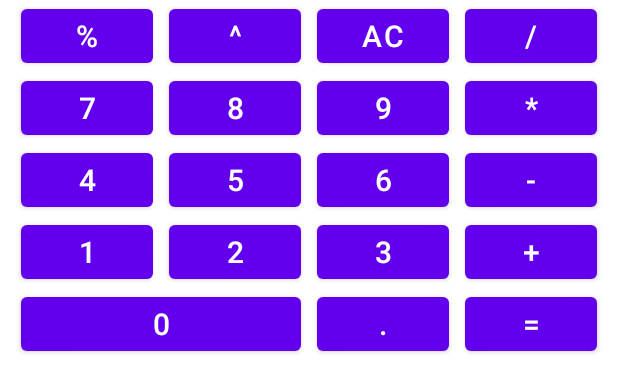
After one commit to VolokhinAlex/Android-Calculator, an Android app: the layout activity_keyboard_old_version.xml on its own in the app's theme, with its tools: preview values and no code run, on a phone screen of 412 x 824 dp. The commit adds this screen. Shown: the top 392 px of the screen. Run offline under Robolectric (Android 15) with nearby library versions, the light colour scheme and no system bars.

Commit message:
Кнопки были переделаны под компановщик Constraint Layout. Старая версия была венесена в файла activity_keyboard_old_version.xml Размеры текста и отступы между кнопками были вынесены в ресурсы в отдельные переменные.

```diff
--- /dev/null
+++ b/app/src/main/res/layout/activity_keyboard_old_version.xml
@@ -0,0 +1,213 @@
+<?xml version="1.0" encoding="utf-8"?>
+<TableLayout xmlns:android="http://schemas.android.com/apk/res/android"
+    android:layout_width="match_parent"
+    android:layout_height="match_parent"
+    android:orientation="horizontal">
+
+    <TableRow
+        android:layout_width="match_parent"
+        android:layout_height="match_parent"
+        android:gravity="center">
+
+        <Button
+            android:id="@+id/button_percent"
+            android:layout_width="wrap_content"
+            android:layout_height="wrap_content"
+            android:layout_marginStart="5dp"
+            android:layout_marginEnd="5dp"
+            android:text="@string/button_percent"
+            android:textSize="20sp" />
+
+        <Button
+            android:id="@+id/button_delete"
+            android:layout_width="wrap_content"
+            android:layout_height="wrap_content"
+            android:layout_marginStart="5dp"
+            android:layout_marginEnd="5dp"
+            android:text="@string/button_delete"
+            android:textSize="20sp" />
+
+        <Button
+            android:id="@+id/button_clear"
+            android:layout_width="wrap_content"
+            android:layout_height="wrap_content"
+            android:layout_marginStart="5dp"
+            android:layout_marginEnd="5dp"
+            android:text="@string/button_clear"
+            android:textSize="20sp" />
+
+        <Button
+            android:id="@+id/button_division"
+            android:layout_width="wrap_content"
+            android:layout_height="wrap_content"
+            android:layout_marginStart="5dp"
+            android:layout_marginEnd="5dp"
+            android:text="@string/button_division"
+            android:textSize="20sp" />
+
+    </TableRow>
+
+    <TableRow
+        android:layout_width="match_parent"
+        android:layout_height="match_parent"
+        android:gravity="center">
+
+        <Button
+            android:id="@+id/button_seven"
+            android:layout_width="wrap_content"
+            android:layout_height="wrap_content"
+            android:layout_marginStart="5dp"
+            android:layout_marginEnd="5dp"
+            android:text="@string/button_seven"
+            android:textSize="20sp" />
+
+        <Button
+            android:id="@+id/button_eight"
+            android:layout_width="wrap_content"
+            android:layout_height="wrap_content"
+            android:layout_marginStart="5dp"
+            android:layout_marginEnd="5dp"
+            android:text="@string/button_eight"
+            android:textSize="20sp" />
+
+        <Button
+            android:id="@+id/button_nine"
+            android:layout_width="wrap_content"
+            android:layout_height="wrap_content"
+            android:layout_marginStart="5dp"
+            android:layout_marginEnd="5dp"
+            android:text="@string/button_nine"
+            android:textSize="20sp" />
+
+        <Button
+            android:id="@+id/button_multiplication"
+            android:layout_width="wrap_content"
+            android:layout_height="wrap_content"
+            android:layout_marginStart="5dp"
+            android:layout_marginEnd="5dp"
+            android:text="@string/button_multiplication"
+            android:textSize="20sp" />
+
+    </TableRow>
+
+    <TableRow
+        android:layout_width="match_parent"
+        android:layout_height="match_parent"
+        android:gravity="center">
+
+        <Button
+            android:id="@+id/button_four"
+            android:layout_width="wrap_content"
+            android:layout_height="wrap_content"
+            android:layout_marginStart="5dp"
+            android:layout_marginEnd="5dp"
+            android:text="@string/button_four"
+            android:textSize="20sp" />
+
+        <Button
+            android:id="@+id/button_five"
+            android:layout_width="wrap_content"
+            android:layout_height="wrap_content"
+            android:layout_marginStart="5dp"
+            android:layout_marginEnd="5dp"
+            android:text="@string/button_five"
+            android:textSize="20sp" />
+
+        <Button
+            android:id="@+id/button_six"
+            android:layout_width="wrap_content"
+            android:layout_height="wrap_content"
+            android:layout_marginStart="5dp"
+            android:layout_marginEnd="5dp"
+            android:text="@string/button_six"
+            android:textSize="20sp" />
+
+        <Button
+            android:id="@+id/button_minus"
+            android:layout_width="wrap_content"
+            android:layout_height="wrap_content"
+            android:layout_marginStart="5dp"
+            android:layout_marginEnd="5dp"
+            android:text="@string/button_minus"
+            android:textSize="20sp" />
+
+    </TableRow>
+
+    <TableRow
+        android:layout_width="match_parent"
+        android:layout_height="match_parent"
+        android:gravity="center">
+
+        <Button
+            android:id="@+id/button_one"
+            android:layout_width="wrap_content"
+            android:layout_height="wrap_content"
+            android:layout_marginStart="5dp"
+            android:layout_marginEnd="5dp"
+            android:text="@string/button_one"
+            android:textSize="20sp" />
+
+        <Button
+            android:id="@+id/button_two"
+            android:layout_width="wrap_content"
+            android:layout_height="wrap_content"
+            android:layout_marginStart="5dp"
+            android:layout_marginEnd="5dp"
+            android:text="@string/button_two"
+            android:textSize="20sp" />
+
+        <Button
+            android:id="@+id/button_three"
+            android:layout_width="wrap_content"
+            android:layout_height="wrap_content"
+            android:layout_marginStart="5dp"
+            android:layout_marginEnd="5dp"
+            android:text="@string/button_three"
+            android:textSize="20sp" />
+
+        <Button
+            android:id="@+id/button_plus"
+            android:layout_width="wrap_content"
+            android:layout_height="wrap_content"
+            android:layout_marginStart="5dp"
+            android:layout_marginEnd="5dp"
+            android:text="@string/button_plus"
+            android:textSize="20sp" />
+    </TableRow>
+
+    <TableRow
+        android:layout_width="match_parent"
+        android:layout_height="match_parent"
+        android:gravity="center">
+
+        <Button
+            android:id="@+id/button_zero"
+            android:layout_width="wrap_content"
+            android:layout_height="wrap_content"
+            android:layout_marginStart="5dp"
+            android:layout_marginEnd="5dp"
+            android:layout_span="2"
+            android:text="@string/button_zero"
+            android:textSize="20sp" />
+
+        <Button
+            android:id="@+id/button_point"
+            android:layout_width="wrap_content"
+            android:layout_height="wrap_content"
+            android:layout_marginStart="5dp"
+            android:layout_marginEnd="5dp"
+            android:text="@string/button_pt"
+            android:textSize="20sp" />
+
+        <Button
+            android:id="@+id/button_result"
+            android:layout_width="wrap_content"
+            android:layout_height="wrap_content"
+            android:layout_marginStart="5dp"
+            android:layout_marginEnd="5dp"
+            android:text="@string/button_result"
+            android:textSize="20sp" />
+
+    </TableRow>
+
+</TableLayout>
--- /dev/null
+++ b/app/src/main/res/values/dimens.xml
@@ -0,0 +1,5 @@
+<?xml version="1.0" encoding="utf-8"?>
+<resources>
+    <dimen name="margin_from_button">10dp</dimen>
+    <dimen name="button_text_size">20sp</dimen>
+</resources>
```
Also changed, not shown: app/src/main/res/layout/activity_keyboard.xml (+115 -97 lines).
